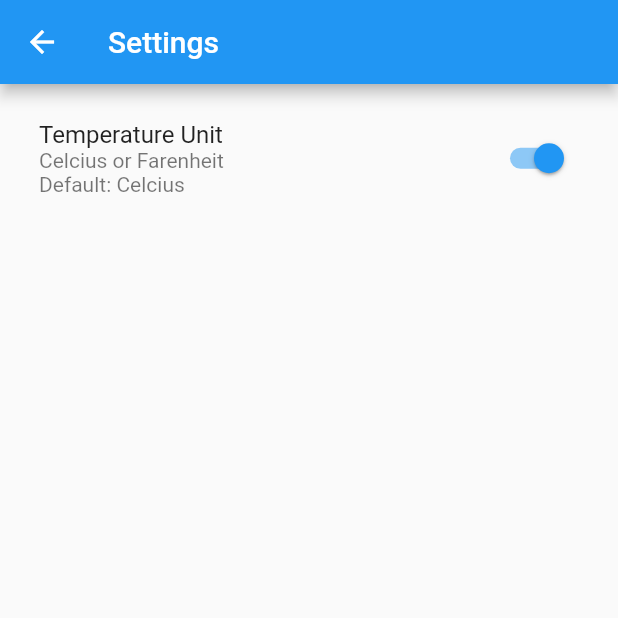
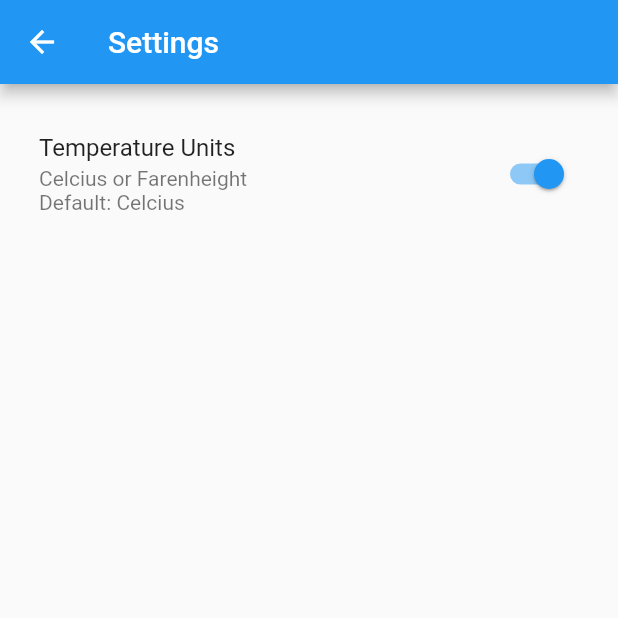
Before and after one commit to LDongGyu/flutter-block-example, a Flutter app: the screen it shows after launch, after a tap on the "settings" icon, on a phone screen of 412 x 824 dp, the top half of it. Run offline on Flutter 3.47's test engine with Material 2 defaults, Android fonts, the phone set to English and light mode, and no system bars; our stand-ins replace bloc, equatable, flutter_bloc.

Commit message:
feat: bloc으로 연동

```diff
--- a/lib/blocs/settings_bloc.dart
+++ b/lib/blocs/settings_bloc.dart
@@ -0,0 +1,43 @@
+// events
+import 'package:equatable/equatable.dart';
+import 'package:flutter_bloc/flutter_bloc.dart';
+import 'package:meta/meta.dart';
+
+abstract class SettingsEvent extends Equatable {}
+
+class SettingsToggled extends SettingsEvent {
+  @override
+  List<Object> get props => [];
+}
+
+// states
+enum TemperatureUnit { celcius, fahrenheit }
+
+class SettingsState extends Equatable {
+  final TemperatureUnit temperatureUnit;
+
+  SettingsState({@required this.temperatureUnit})
+      : assert(temperatureUnit != null);
+
+  @override
+  List<Object> get props => [temperatureUnit];
+}
+
+// bloc
+class SettingsBloc extends Bloc<SettingsEvent, SettingsState> {
+  SettingsBloc()
+      : super(
+    SettingsState(temperatureUnit: TemperatureUnit.celcius),
+  );
+
+  @override
+  Stream<SettingsState> mapEventToState(SettingsEvent event) async* {
+    if (event is SettingsToggled) {
+      yield SettingsState(
+        temperatureUnit: state.temperatureUnit == TemperatureUnit.celcius
+            ? TemperatureUnit.fahrenheit
+            : TemperatureUnit.celcius,
+      );
+    }
+  }
+}
--- a/lib/blocs/weather_bloc.dart
+++ b/lib/blocs/weather_bloc.dart
@@ -0,0 +1,80 @@
+import 'package:equatable/equatable.dart';
+import 'package:flutter/material.dart';
+import 'package:flutter_bloc/flutter_bloc.dart';
+import 'package:flutter_bloc_example/models/weather.dart';
+import 'package:flutter_bloc_example/repositories/weather_repository.dart';
+
+@immutable
+abstract class WeatherEvent extends Equatable {}
+
+class WeatherRequested extends WeatherEvent {
+  final String city;
+
+  WeatherRequested({@required this.city}) : assert(city != null);
+
+  @override
+  List<Object> get props => [city];
+}
+
+class WeatherRefreshRequested extends WeatherEvent {
+  final String city;
+
+  WeatherRefreshRequested({@required this.city}) : assert(city != null);
+
+  @override
+  List<Object> get props => [city];
+}
+
+// weather state
+@immutable
+abstract class WeatherState extends Equatable {
+  @override
+  List<Object> get props => [];
+}
+
+class WeatherInitial extends WeatherState {}
+
+class WeatherLoadedInProgress extends WeatherState {}
+
+class WeatherLoadedSuccess extends WeatherState {
+  final Weather weather;
+
+  WeatherLoadedSuccess({@required this.weather}) : assert(weather != null);
+
+  @override
+  List<Object> get props => [weather];
+}
+
+class WeatherLoadedFailure extends WeatherState {}
+
+// mapEventToState
+class WeatherBloc extends Bloc<WeatherEvent, WeatherState> {
+  final WeatherRepository weatherRepository;
+
+  WeatherBloc({this.weatherRepository})
+      : assert(weatherRepository != null),
+        super(WeatherInitial());
+
+  @override
+  Stream<WeatherState> mapEventToState(WeatherEvent event) async* {
+    if (event is WeatherRequested) {
+      yield WeatherLoadedInProgress();
+
+      try {
+        final Weather weather = await weatherRepository.getWeather(event.city);
+        yield WeatherLoadedSuccess(weather: weather);
+      } catch (_) {
+        yield WeatherLoadedFailure();
+      }
+    }
+
+    if (event is WeatherRefreshRequested) {
+      try {
+        final Weather weather = await weatherRepository.getWeather(event.city);
+        yield WeatherLoadedSuccess(weather: weather);
+      } catch (_) {
+        yield WeatherLoadedFailure();
+      }
+    }
+  }
+}
--- a/lib/main.dart
+++ b/lib/main.dart
@@ -1,5 +1,7 @@
 import 'package:flutter/material.dart';
 import 'package:flutter_bloc/flutter_bloc.dart';
+import 'package:flutter_bloc_example/blocs/settings_bloc.dart';
+import 'package:flutter_bloc_example/blocs/weather_bloc.dart';
 import 'package:flutter_bloc_example/counter_bloc.dart';
 import 'package:flutter_bloc_example/cubits/weather_cubit.dart';
 import 'package:flutter_bloc_example/pages/home_page.dart';
@@ -30,16 +32,16 @@ class MyApp extends StatelessWidget {
   Widget build(BuildContext context) {
     return MultiBlocProvider(
       providers: [
-        BlocProvider<WeatherCubit>(
+        BlocProvider<WeatherBloc>(
           create: (context) =>
-              WeatherCubit(weatherRepository: weatherRepository),
+              WeatherBloc(weatherRepository: weatherRepository),
         ),
-        BlocProvider<SettingsCubit>(
-          create: (context) => SettingsCubit(),
+        BlocProvider<SettingsBloc>(
+          create: (context) => SettingsBloc(),
         ),
       ],
       child: MaterialApp(
-        title: 'Flutter Demo',
+        title: 'Weather',
         debugShowCheckedModeBanner: false,
         theme: ThemeData(
           primarySwatch: Colors.blue,
--- a/lib/pages/home_page.dart
+++ b/lib/pages/home_page.dart
@@ -2,19 +2,20 @@ import 'dart:async';
 
 import 'package:flutter/material.dart';
 import 'package:flutter_bloc/flutter_bloc.dart';
-import 'package:flutter_bloc_example/cubits/settings_cubit.dart';
-import 'package:flutter_bloc_example/cubits/weather_cubit.dart';
+import 'package:flutter_bloc_example/blocs/settings_bloc.dart';
+import 'package:flutter_bloc_example/blocs/weather_bloc.dart';
 import 'package:flutter_bloc_example/pages/search_page.dart';
 import 'package:flutter_bloc_example/pages/settings_page.dart';
 
 class HomePage extends StatefulWidget {
+  HomePage({Key key}) : super(key: key);
+
   @override
   _HomePageState createState() => _HomePageState();
 }
 
 class _HomePageState extends State<HomePage> {
   Completer<void> _refreshCompleter;
-  String city;
 
   @override
   void initState() {
@@ -22,7 +23,7 @@ class _HomePageState extends State<HomePage> {
     _refreshCompleter = Completer<void>();
   }
 
-  String calcuateTemp(TemperatureUnit tempUnit, double temperature) {
+  String calculateTemp(TemperatureUnit tempUnit, double temperature) {
     if (tempUnit == TemperatureUnit.fahrenheit) {
       return ((temperature * 9 / 5) + 32).toStringAsFixed(2) + '℉';
     }
@@ -40,68 +41,65 @@ class _HomePageState extends State<HomePage> {
             onPressed: () {
               Navigator.push(
                 context,
-                  MaterialPageRoute(
-                    builder: (context) {
+                MaterialPageRoute(builder: (context) {
                   return SettingsPage();
-                    },
-                  ),
+                }),
               );
             },
           ),
           IconButton(
             icon: Icon(Icons.search),
             onPressed: () async {
-                city = await Navigator.push(
+              final String city = await Navigator.push(
                 context,
-                  MaterialPageRoute(
-                    builder: (context) {
+                MaterialPageRoute(builder: (context) {
                   return SearchPage();
-                    },
-                  ),
+                }),
               );
+
               if (city != null) {
-                  BlocProvider.of<WeatherCubit>(context).fetchWeather(city);
+                BlocProvider.of<WeatherBloc>(context)
+                    .add(WeatherRequested(city: city));
               }
             },
           ),
         ],
       ),
-        body: BlocConsumer<WeatherCubit, WeatherState>(
+      body: BlocConsumer<WeatherBloc, WeatherState>(
         listener: (context, state) {
-            if (state.weather != null) {
+          if (state is WeatherLoadedSuccess) {
             _refreshCompleter?.complete();
             _refreshCompleter = Completer();
           }
         },
         builder: (context, state) {
-            if (state == WeatherCubit.initialWeatherState) {
+          if (state is WeatherInitial) {
             return Center(
               child: Text(
                 'Select a city',
-                  style: TextStyle(fontSize: 18),
+                style: TextStyle(fontSize: 18.0),
               ),
             );
           }
-
-            if (state.loading) {
+          if (state is WeatherLoadedInProgress) {
             return Center(
               child: CircularProgressIndicator(),
             );
           }
 
-            if (state.weather != null) {
-              return RefreshIndicator(onRefresh: () {
-                if (city != null) {
-                  BlocProvider.of<WeatherCubit>(context).fetchWeather(city);
-                }
+          if (state is WeatherLoadedSuccess) {
+            return RefreshIndicator(
+              onRefresh: () {
+                BlocProvider.of<WeatherBloc>(context)
+                    .add(WeatherRefreshRequested(city: state.weather.city));
                 return _refreshCompleter.future;
-              }, child: BlocBuilder<SettingsCubit, SettingsState>(
+              },
+              child: BlocBuilder<SettingsBloc, SettingsState>(
                 builder: (context, settings) {
                   return ListView(
+                    // crossAxisAlignment: CrossAxisAlignment.center,
                     children: <Widget>[
-                      SizedBox(
-                        height: MediaQuery.of(context).size.height / 6,
-                      ),
+                      SizedBox(height: MediaQuery.of(context).size.height / 6),
                       Text(
                         state.weather.city,
                         textAlign: TextAlign.center,
@@ -110,7 +108,7 @@ class _HomePageState extends State<HomePage> {
                           fontWeight: FontWeight.bold,
                         ),
                       ),
-                      SizedBox(height: 10),
+                      SizedBox(height: 10.0),
                       Text(
                         '${TimeOfDay.fromDateTime(state.weather.lastUpdated).format(context)}',
                         textAlign: TextAlign.center,
@@ -121,7 +119,7 @@ class _HomePageState extends State<HomePage> {
                         mainAxisAlignment: MainAxisAlignment.center,
                         children: <Widget>[
                           Text(
-                            calcuateTemp(settings.temperatureUnit,
+                            calculateTemp(settings.temperatureUnit,
                                 state.weather.theTemp),
                             style: TextStyle(
                               fontSize: 30,
@@ -133,16 +131,16 @@ class _HomePageState extends State<HomePage> {
                             crossAxisAlignment: CrossAxisAlignment.start,
                             children: <Widget>[
                               Text(
-                                'Max: ' +
-                                    calcuateTemp(settings.temperatureUnit,
+                                'Max:' +
+                                    calculateTemp(settings.temperatureUnit,
                                         state.weather.maxTemp),
-                                style: TextStyle(fontSize: 16),
+                                style: TextStyle(fontSize: 16.0),
                               ),
                               Text(
-                                'Min: ' +
-                                    calcuateTemp(settings.temperatureUnit,
+                                'Min:' +
+                                    calculateTemp(settings.temperatureUnit,
                                         state.weather.minTemp),
-                                style: TextStyle(fontSize: 16),
+                                style: TextStyle(fontSize: 16.0),
                               ),
                             ],
                           ),
@@ -152,25 +150,26 @@ class _HomePageState extends State<HomePage> {
                       Text(
                         '${state.weather.weatherStateName}',
                         textAlign: TextAlign.center,
-                        style: TextStyle(
-                          fontSize: 32,
-                        ),
+                        style: TextStyle(fontSize: 32),
                       ),
                     ],
                   );
                 },
-              ));
+              ),
+            );
           }
 
           return Center(
             child: Text(
-                state.error,
-                style: TextStyle(fontSize: 18, color: Colors.red),
+              'Something went wrong',
+              style: TextStyle(
+                fontSize: 18.0,
+                color: Colors.red,
+              ),
             ),
           );
         },
-        ));
+      ),
+    );
   }
-
-
 }
--- a/lib/pages/settings_page.dart
+++ b/lib/pages/settings_page.dart
@@ -1,6 +1,6 @@
 import 'package:flutter/material.dart';
 import 'package:flutter_bloc/flutter_bloc.dart';
-import 'package:flutter_bloc_example/cubits/settings_cubit.dart';
+import 'package:flutter_bloc_example/blocs/settings_bloc.dart';
 
 class SettingsPage extends StatelessWidget {
   @override
@@ -9,17 +9,24 @@ class SettingsPage extends StatelessWidget {
       appBar: AppBar(
         title: Text('Settings'),
       ),
-      body: BlocBuilder<SettingsCubit, SettingsState>(
+      body: BlocBuilder<SettingsBloc, SettingsState>(
         builder: (context, state) {
           return Padding(
-            padding: EdgeInsets.only(left: 10, top: 20, right: 10),
+            padding: const EdgeInsets.only(
+              left: 10,
+              top: 20,
+              right: 10,
+            ),
             child: ListTile(
-              title: Text('Temperature Unit'),
-              subtitle: Text('Celcius or Farenheit\nDefault: Celcius'),
+              title: Text(
+                'Temperature Units',
+              ),
+              isThreeLine: true,
+              subtitle: Text('Celcius or Farenheight\nDefault: Celcius'),
               trailing: Switch(
                 value: state.temperatureUnit == TemperatureUnit.celcius,
                 onChanged: (_) {
-                  BlocProvider.of<SettingsCubit>(context).toggleTempUnit();
+                  BlocProvider.of<SettingsBloc>(context).add(SettingsToggled());
                 },
               ),
             ),
```
Lines whose indentation alone changed are shown as unchanged.
